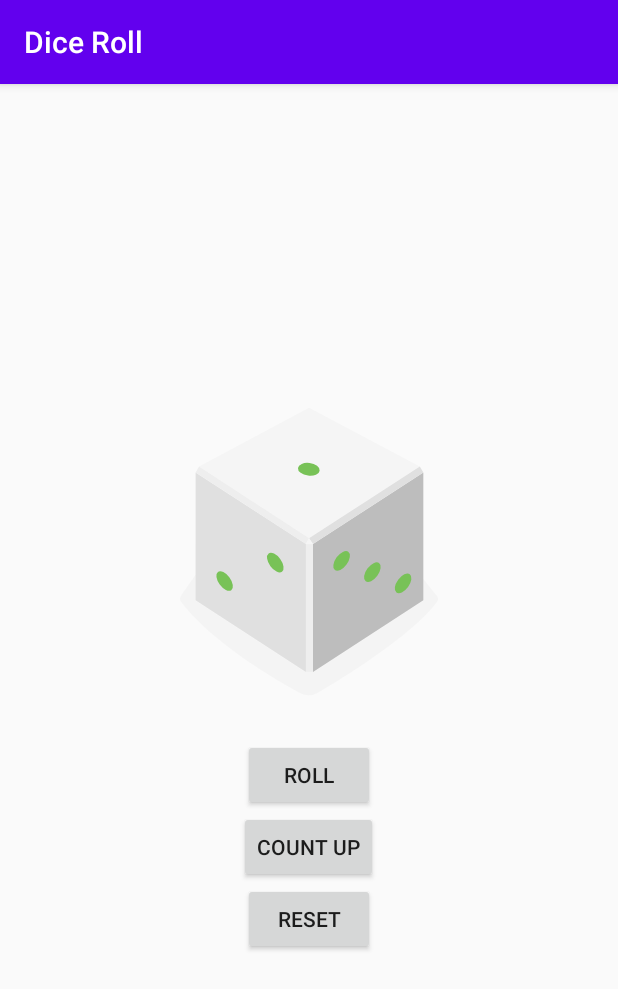
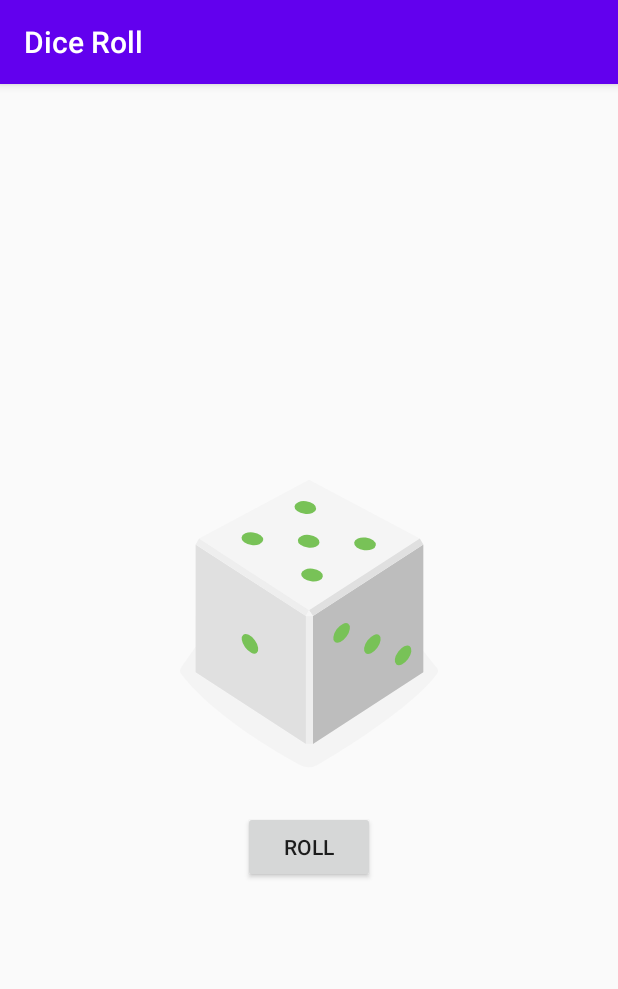
Before and after one commit to anaandreis/DiceRoll1, an Android app: the screen it shows after launch (MainActivity), after a tap on "ROLL", on a phone screen of 412 x 824 dp. Shown: the top 989 px of the screen. Run offline under Robolectric (Android 15) with nearby library versions, the phone set to English and light mode, and no system bars.

Commit message:
THE CODE FOR THE DICE

```diff
--- a/app/src/main/java/com/anaandreis/diceroll/MainActivity.kt
+++ b/app/src/main/java/com/anaandreis/diceroll/MainActivity.kt
@@ -3,6 +3,7 @@ package com.anaandreis.diceroll
 import android.support.v7.app.AppCompatActivity
 import android.os.Bundle
 import android.widget.Button
+import android.widget.ImageView
 import android.widget.TextView
 import android.widget.Toast
 
@@ -14,39 +15,21 @@ class MainActivity : AppCompatActivity() {
         val rollButton: Button = findViewById(R.id.roll_button)
         rollButton.setOnClickListener { rollDice() }
 
-        val countButton: Button = findViewById(R.id.countUp_button)
-        countButton.setOnClickListener { countUp() }
-
-        val resetButton: Button = findViewById(R.id.reset_button)
-        resetButton.setOnClickListener { reset() }
     }
 
     private fun rollDice() {
        // Toast.makeText(this, "button clicked", Toast.LENGTH_SHORT).show()
         val randomInt = (1..6).random()
-        val resultText: TextView = findViewById(R.id.result_text)
-        resultText.text = randomInt.toString()
+        val diceImage: ImageView = findViewById(R.id.dice_image)
 
-    }
-
-    private fun countUp() {
-        val resultText: TextView = findViewById(R.id.result_text)
-        if (resultText.text == "Hello World!") {
-            resultText.text = "1"
-        } else {
-            var resultInt = resultText.text.toString().toInt()
-
-            if (resultInt < 6) {
-                resultInt++
-                resultText.text = resultInt.toString()
-            }
+        val drawableResource = when (randomInt) {
+            1 -> R.drawable.dice_1
+            2 -> R.drawable.dice_2
+            3 -> R.drawable.dice_3
+            4 -> R.drawable.dice_4
+            5 -> R.drawable.dice_5
+            else -> R.drawable.dice_6
         }
-    }
-
-    private fun reset() {
-        val resultText: TextView =  findViewById(R.id.result_text)
-        var resultInt = resultText.text.toString().toInt()
-        resultInt = 0
-        resultText.text = resultInt.toString()
+        diceImage.setImageResource(drawableResource)
     }
 }
--- a/app/src/main/res/layout/activity_main.xml
+++ b/app/src/main/res/layout/activity_main.xml
@@ -23,18 +23,5 @@
         android:layout_gravity="center_horizontal"
         android:text="@string/roll_label" />
 
-    <Button
-        android:id="@+id/countUp_button"
-        android:layout_width="wrap_content"
-        android:layout_height="wrap_content"
-        android:layout_gravity="center_horizontal"
-        android:text="@string/count_label"/>
-
-    <Button
-        android:id="@+id/reset_button"
-        android:layout_width="wrap_content"
-        android:layout_height="wrap_content"
-        android:layout_gravity="center_horizontal"
-        android:text="@string/reset_label"/>
 
 </LinearLayout>
```
